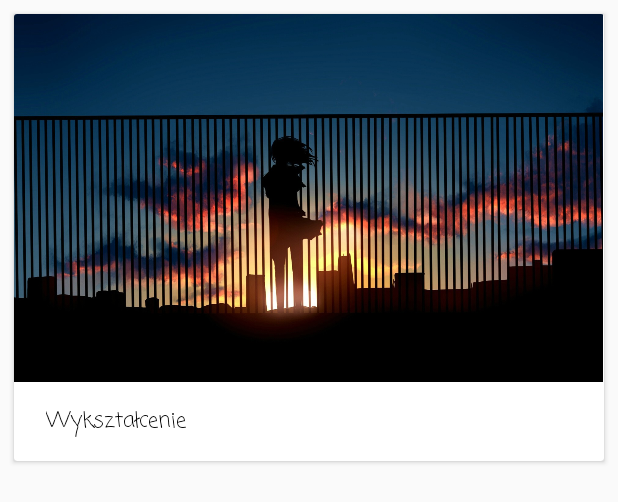
After one commit to SmaQu/My-Personal-CV, an Android app: the layout card_view_item.xml on its own in the app's theme, with its tools: preview values and no code run, on a phone screen of 412 x 824 dp. The commit adds this screen. Shown: the top 502 px of the screen. Run offline under Robolectric (Android 15) with nearby library versions, the phone set to English and light mode, and no system bars.

Commit message:
Init. class, package.

```diff
--- a/app/build.gradle
+++ b/app/build.gradle
@@ -4,7 +4,7 @@ android {
     compileSdkVersion 26
     defaultConfig {
         applicationId "com.example.smaqu.mypersonalcv"
-        minSdkVersion 19
+        minSdkVersion 21
         targetSdkVersion 26
         versionCode 1
         versionName "1.0"
@@ -26,4 +26,7 @@ dependencies {
     testImplementation 'junit:junit:4.12'
     androidTestImplementation 'com.android.support.test:runner:1.0.1'
     androidTestImplementation 'com.android.support.test.espresso:espresso-core:3.0.1'
+    //recyclerview-cardview
+    compile 'com.android.support:cardview-v7:26.1.0'
+    compile 'com.android.support:recyclerview-v7:26.1.0'
 }
--- a/app/src/main/AndroidManifest.xml
+++ b/app/src/main/AndroidManifest.xml
@@ -10,7 +10,7 @@
         android:supportsRtl="true"
         android:theme="@style/AppTheme">
         <activity
-            android:name=".MainActivity"
+            android:name=".view.MainActivity"
             android:label="@string/app_name"
             android:theme="@style/AppTheme.NoActionBar">
             <intent-filter>
--- /dev/null
+++ b/app/src/main/res/layout/card_view_item.xml
@@ -0,0 +1,39 @@
+<?xml version="1.0" encoding="utf-8"?>
+<android.support.v7.widget.CardView xmlns:android="http://schemas.android.com/apk/res/android"
+    xmlns:card_view="http://schemas.android.com/apk/res-auto"
+    xmlns:tools="http://schemas.android.com/tools"
+    android:layout_width="match_parent"
+    android:layout_height="wrap_content"
+    android:layout_margin="9dp"
+    android:elevation="4dp"
+    android:orientation="vertical">
+
+    <RelativeLayout
+        android:layout_width="match_parent"
+        android:layout_height="wrap_content">
+
+        <ImageView
+            android:id="@+id/image_view_card_view_item"
+            android:layout_width="wrap_content"
+            android:layout_height="wrap_content"
+            android:adjustViewBounds="true"
+            android:scaleType="fitStart"
+            android:src="@drawable/testing_photo"
+            tools:ignore="ContentDescription" />
+
+        <TextView
+            android:layout_width="wrap_content"
+            android:layout_height="wrap_content"
+            android:layout_below="@+id/image_view_card_view_item"
+            android:paddingBottom="15dp"
+            android:paddingEnd="21dp"
+            android:paddingStart="21dp"
+            android:paddingTop="15dp"
+            android:fontFamily="casual"
+            android:textColor="@android:color/black"
+            android:text="Wykształcenie" />
+
+    </RelativeLayout>
+
+
+</android.support.v7.widget.CardView>
--- a/app/src/main/res/menu/menu_main.xml
+++ b/app/src/main/res/menu/menu_main.xml
@@ -1,7 +1,7 @@
 <menu xmlns:android="http://schemas.android.com/apk/res/android"
     xmlns:app="http://schemas.android.com/apk/res-auto"
     xmlns:tools="http://schemas.android.com/tools"
-    tools:context="com.example.smaqu.mypersonalcv.MainActivity">
+    tools:context="com.example.smaqu.mypersonalcv.view.MainActivity">
     <item
         android:id="@+id/action_settings"
         android:orderInCategory="100"
```
Also changed, not shown: app/src/main/java/com/example/smaqu/mypersonalcv/adapter/CardViewAdapterMainActivity.java (added, +8 -0 lines), app/src/main/java/com/example/smaqu/mypersonalcv/model/Data.java (added, +8 -0 lines), app/src/main/java/com/example/smaqu/mypersonalcv/pojo/CardViewItem.java (added, +8 -0 lines), app/src/main/java/com/example/smaqu/mypersonalcv/presenter/MainPresenter.java (added, +15 -0 lines), app/src/main/java/com/example/smaqu/mypersonalcv/presenter/MainPresenterInterface.java (added, +8 -0 lines), app/src/main/java/com/example/smaqu/mypersonalcv/view/MainActivity.java (renamed from app/src/main/java/com/example/smaqu/mypersonalcv/MainActivity.java, +8 -10 lines), app/src/main/java/com/example/smaqu/mypersonalcv/view/MainActivityInterface.java (added, +8 -0 lines), app/src/main/res/layout/activity_main.xml (+1 -9 lines), app/src/main/res/layout/content_main.xml (+8 -11 lines), app/src/main/res/drawable/testing_photo.png (added).
